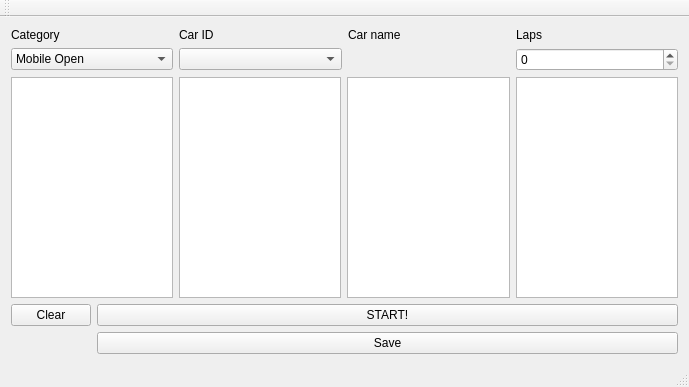
Old version of the form Software/Race/windowrace.ui in the repository martro/RoboDriftSensors.
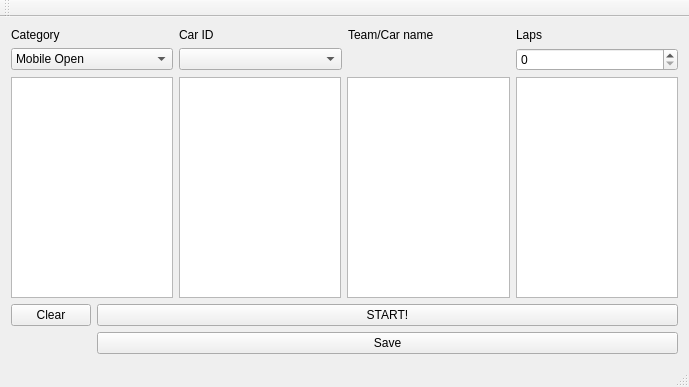
New version of the form.

Commit message: WindowRace (admin) displays team/car name

The edit to the form file:
```diff
--- a/Software/Race/windowrace.ui
+++ b/Software/Race/windowrace.ui
@@ -53,7 +53,7 @@
       <item row="0" column="2">
        <widget class="QLabel" name="label_3">
         <property name="text">
-         <string>Car name</string>
+         <string>Team/Car name</string>
         </property>
        </widget>
       </item>
```
Left out of the diff: 7 changed lines with no effect on the pictures. The commit also changes 4 other files.
